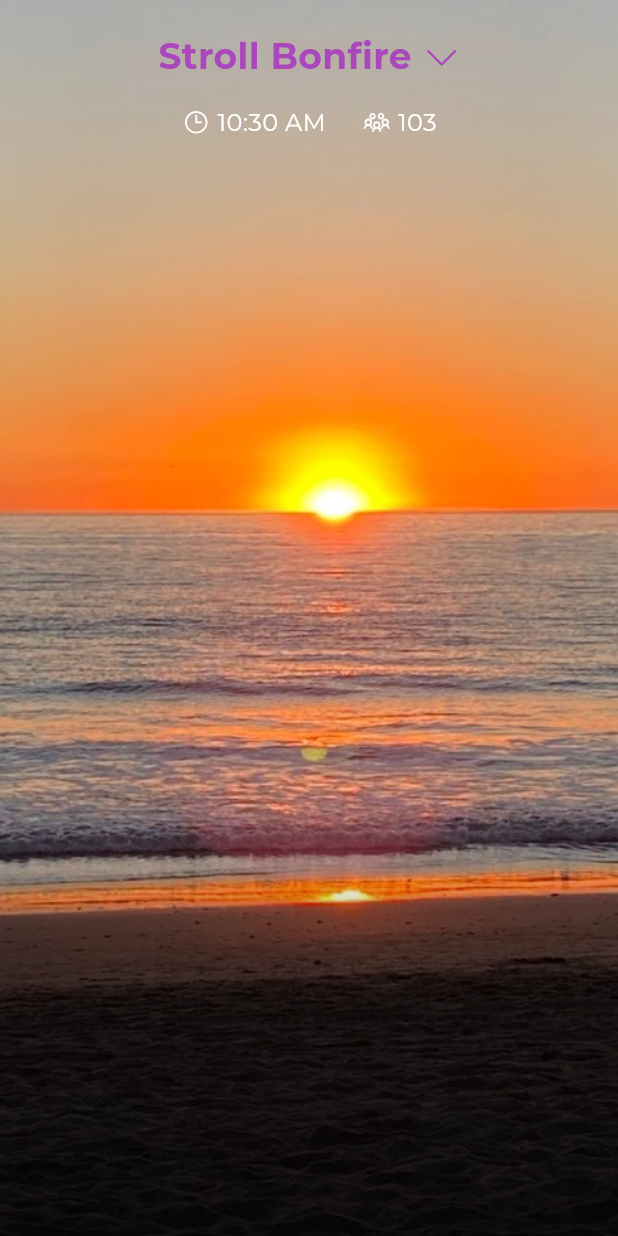
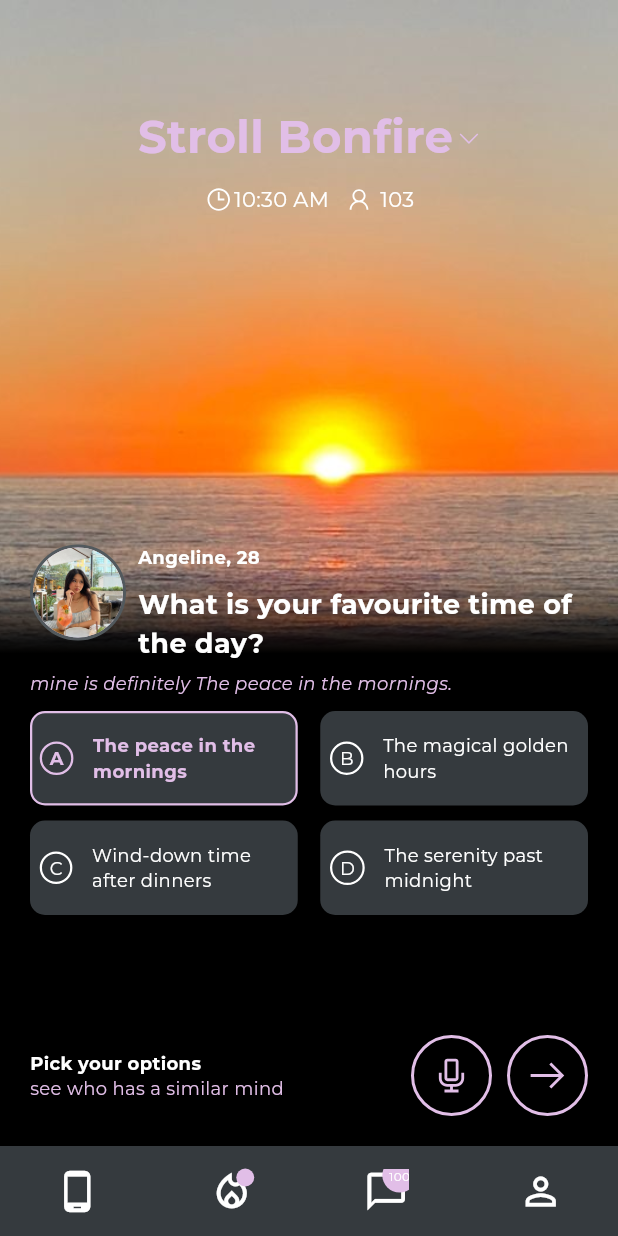
Before and after one commit to Obleanx/_stroll_UI, a Flutter app: the screen it shows after launch, on a phone screen of 412 x 824 dp. Run offline on Flutter 3.47's test engine with Material 3 defaults, Android fonts, the phone set to English and light mode, and no system bars; our stand-ins replace google_fonts, line_icons.

Commit message:
making the glow effects on the buttons with the usee of some custome flutter widgets like the container widgets

```diff
--- a/lib/main.dart
+++ b/lib/main.dart
@@ -1,20 +1,26 @@
+import 'providers/time_provider.dart';
 import 'package:flutter/material.dart';
 import 'package:provider/provider.dart';
 import 'screens/stroll_bonfire_screen.dart';
+import 'package:google_fonts/google_fonts.dart';
 import 'package:stroll_ui/providers/provider.dart';
-import 'package:google_fonts/google_fonts.dart';
+import 'package:stroll_ui/providers/time_option_provider.dart';
 
 void main() {
   runApp(const MyApp());
 }
 
 class MyApp extends StatelessWidget {
-  const MyApp({Key? key}) : super(key: key);
+  const MyApp({super.key});
 
   @override
   Widget build(BuildContext context) {
     return MultiProvider(
-      providers: AppProviders.providers(),
+      providers: [
+        ...AppProviders.providers(),
+        ChangeNotifierProvider(create: (_) => TimeProvider()),
+        ChangeNotifierProvider(create: (_) => TimeOptionProvider()),
+      ],
       child: MaterialApp(
         title: 'Stroll App',
         debugShowCheckedModeBanner: false,
--- a/lib/providers/provider.dart
+++ b/lib/providers/provider.dart
@@ -1,30 +1,6 @@
-import 'package:intl/intl.dart';
-import 'package:flutter/material.dart';
 import 'package:provider/provider.dart';
-// lib/providers/providers.dart
+import 'package:stroll_ui/providers/time_provider.dart';
 
-/// Provider class to manage the time state for the Stroll Bonfire screen
-class TimeProvider extends ChangeNotifier {
-  String _currentTime = '';
-
-  // Getter for the current time
-  String get currentTime => _currentTime;
-
-  // Constructor initializes time and sets up periodic updates
-  TimeProvider() {
-    _updateTime();
-    // Update time every minute
-    Stream.periodic(const Duration(minutes: 1)).listen((_) => _updateTime());
-  }
-
-  // Private method to update the time
-  void _updateTime() {
-    _currentTime = DateFormat('hh:mm a').format(DateTime.now());
-    notifyListeners();
-  }
-}
-
-/// Helper class to manage all providers in one place
 class AppProviders {
   /// Static method to get all providers for the app
   static List<ChangeNotifierProvider> providers() {
@@ -32,7 +8,6 @@ class AppProviders {
       ChangeNotifierProvider<TimeProvider>(
         create: (_) => TimeProvider(),
       ),
-      // Add more providers here as needed
     ];
   }
 }
--- /dev/null
+++ b/lib/providers/time_option_provider.dart
@@ -0,0 +1,15 @@
+import 'package:flutter/material.dart';
+
+class TimeOptionProvider with ChangeNotifier {
+  String _selectedOption = 'The peace in the mornings';
+  int _selectedIndex = 0;
+
+  String get selectedOption => _selectedOption;
+  int get selectedIndex => _selectedIndex;
+
+  void updateSelection(String option, int index) {
+    _selectedOption = option;
+    _selectedIndex = index;
+    notifyListeners();
+  }
+}
--- /dev/null
+++ b/lib/providers/time_provider.dart
@@ -0,0 +1,23 @@
+import 'package:intl/intl.dart';
+import 'package:flutter/material.dart';
+
+/// Provider class to manage the time state for the Stroll Bonfire screen
+class TimeProvider extends ChangeNotifier {
+  String _currentTime = '';
+
+  // Getter for the current time
+  String get currentTime => _currentTime;
+
+  // Constructor initializes time and sets up periodic updates
+  TimeProvider() {
+    _updateTime();
+    // Update time every minute
+    Stream.periodic(const Duration(minutes: 1)).listen((_) => _updateTime());
+  }
+
+  // Private method to update the time
+  void _updateTime() {
+    _currentTime = DateFormat('hh:mm a').format(DateTime.now());
+    notifyListeners();
+  }
+}
--- a/lib/screens/stroll_bonfire_screen.dart
+++ b/lib/screens/stroll_bonfire_screen.dart
@@ -1,104 +1,120 @@
 import 'package:flutter/material.dart';
 import 'package:provider/provider.dart';
 import 'package:line_icons/line_icons.dart';
-import 'package:stroll_ui/providers/provider.dart';
+import 'package:stroll_ui/widgets/circle_icon.dart';
+import 'package:stroll_ui/widgets/option_button.dart';
+import 'package:stroll_ui/providers/time_provider.dart';
+import 'package:stroll_ui/widgets/custom_bottom_nav_bar.dart';
+import 'package:stroll_ui/providers/time_option_provider.dart';
 
 class StrollBonfireScreen extends StatelessWidget {
-  const StrollBonfireScreen({Key? key}) : super(key: key);
+  const StrollBonfireScreen({super.key});
 
   @override
   Widget build(BuildContext context) {
     final timeProvider = Provider.of<TimeProvider>(context);
+    final optionProvider = Provider.of<TimeOptionProvider>(context);
 
     return Scaffold(
       body: Stack(
         fit: StackFit.expand,
         children: [
-          // Background Image
           Image.asset(
             'lib/images/beach.jpeg',
             fit: BoxFit.cover,
           ),
-
-          // Gradient Overlay
-          Positioned.fill(
+          const Positioned.fill(
             child: DecoratedBox(
               decoration: BoxDecoration(
                 gradient: LinearGradient(
                   begin: Alignment.bottomCenter,
                   end: Alignment.center,
                   colors: [
-                    Colors.black.withOpacity(0.8),
-                    Colors.black.withOpacity(0.5),
+                    Colors.black,
+                    Colors.black,
                     Colors.transparent,
                   ],
-                  stops: const [0.0, 0.4, 0.6],
+                  stops: [0.5, 0.86, 6],
                 ),
               ),
             ),
           ),
-
-          // Content
           SafeArea(
             child: Column(
+              crossAxisAlignment: CrossAxisAlignment.start,
               children: [
-                const SizedBox(height: 20),
+                const SizedBox(height: 70),
+                _buildHeader(context),
+                const SizedBox(height: 10),
+                _buildTimeAndParticipants(timeProvider),
+                const SizedBox(height: 220),
+                _buildProfileSection(optionProvider),
+                const SizedBox(height: 5),
+                _buildQuestionSection(optionProvider),
+                const SizedBox(height: 10),
+                _buildOptionsGrid(optionProvider),
+                const Spacer(),
+                _buildBottomSection(),
+              ],
+            ),
+          ),
+        ],
+      ),
+      bottomNavigationBar: const CustomBottomNavBar(),
+    );
+  }
 
-                // Title with dropdown arrow
-                Row(
+  Widget _buildHeader(BuildContext context) {
+    return Center(
+      child: Row(
         mainAxisAlignment: MainAxisAlignment.center,
         children: [
           Text(
             'Stroll Bonfire',
             style: TextStyle(
-                        color: Colors.purple[400],
-                        fontSize: 24,
+              color: Colors.purple.shade100,
+              fontSize: 30,
               fontWeight: FontWeight.bold,
             ),
           ),
-                    const SizedBox(width: 8),
+          const SizedBox(width: 3),
           Icon(
-                      LineIcons.angleDown, // Changed icon
-                      color: Colors.purple[400],
-                      size: 24,
+            LineIcons.angleDown,
+            color: Colors.purple.shade100,
+            size: 15,
           ),
         ],
       ),
+    );
+  }
 
-                const SizedBox(height: 16),
-
-                // Time and Participants Row
-                Padding(
-                  padding: const EdgeInsets.symmetric(horizontal: 20),
+  Widget _buildTimeAndParticipants(TimeProvider timeProvider) {
+    return Padding(
+      padding: const EdgeInsets.symmetric(horizontal: 100),
       child: Row(
         mainAxisAlignment: MainAxisAlignment.center,
         children: [
-                      // Time Display
           Row(
             children: [
               const Icon(
-                            LineIcons.clock, // Changed icon
+                LineIcons.clock,
                 color: Colors.white,
                 size: 20,
               ),
-                          const SizedBox(width: 4),
               Text(
                 timeProvider.currentTime,
                 style: const TextStyle(
                   color: Colors.white,
-                              fontSize: 16,
+                  fontSize: 14,
                 ),
               ),
             ],
           ),
-
-                      const SizedBox(width: 24),
-
-                      // Participants Count
+          const SizedBox(width: 10),
           const Row(
             children: [
               Icon(
-                            LineIcons.users, // Changed icon
+                LineIcons.user,
                 color: Colors.white,
                 size: 20,
               ),
@@ -107,12 +123,58 @@ class StrollBonfireScreen extends StatelessWidget {
                 '103',
                 style: TextStyle(
                   color: Colors.white,
-                              fontSize: 16,
+                  fontSize: 14,
                 ),
               ),
             ],
           ),
         ],
+      ),
+    );
+  }
+
+  Widget _buildProfileSection(TimeOptionProvider provider) {
+    return Padding(
+      padding: const EdgeInsets.symmetric(horizontal: 20),
+      child: Row(
+        crossAxisAlignment: CrossAxisAlignment.start,
+        children: [
+          // Circle Avatar
+          Container(
+            decoration: BoxDecoration(
+              shape: BoxShape.circle,
+              border: Border.all(
+                color: const Color.fromARGB(255, 82, 89, 93),
+                width: 2,
+              ),
+            ),
+            child: const CircleAvatar(
+              radius: 30,
+              backgroundImage: AssetImage('lib/images/dinner.jpeg'),
+            ),
+          ),
+          const SizedBox(width: 8),
+          const Expanded(
+            // Prevents overflow if the text is long
+            child: Column(
+              crossAxisAlignment:
+                  CrossAxisAlignment.start, // Align text to start
+              children: [
+                Text(
+                  'Angeline, 28',
+                  style: TextStyle(
+                    color: Colors.white,
+                    fontSize: 12,
+                    fontWeight: FontWeight.bold,
+                  ),
+                ),
+                SizedBox(height: 10), // Space between name and question
+                Text(
+                  'What is your favourite time of the day?',
+                  style: TextStyle(
+                    color: Colors.white,
+                    fontSize: 18,
+                    fontWeight: FontWeight.bold,
                   ),
                 ),
               ],
@@ -122,4 +184,112 @@ class StrollBonfireScreen extends StatelessWidget {
       ),
     );
   }
+
+  Widget _buildQuestionSection(TimeOptionProvider provider) {
+    return Padding(
+      padding: const EdgeInsets.symmetric(horizontal: 20),
+      child: Column(
+        crossAxisAlignment: CrossAxisAlignment.start,
+        children: [
+          Text(
+            'mine is definitely ${provider.selectedOption}.',
+            style: TextStyle(
+              color: Colors.purple.shade100,
+              fontSize: 12,
+              fontStyle: FontStyle.italic,
+            ),
+          ),
+        ],
+      ),
+    );
   }
+
+  Widget _buildOptionsGrid(TimeOptionProvider provider) {
+    return Padding(
+      padding: const EdgeInsets.symmetric(horizontal: 20),
+      child: Column(
+        children: [
+          Row(
+            children: [
+              OptionButton(
+                letter: 'A',
+                text: 'The peace in the mornings',
+                isSelected: provider.selectedIndex == 0,
+                onPressed: () =>
+                    provider.updateSelection('The peace in the mornings', 0),
+              ),
+              const SizedBox(width: 15),
+              OptionButton(
+                letter: 'B',
+                text: 'The magical golden hours',
+                isSelected: provider.selectedIndex == 1,
+                onPressed: () =>
+                    provider.updateSelection('The magical golden hours', 1),
+              ),
+            ],
+          ),
+          const SizedBox(height: 10),
+          Row(
+            children: [
+              OptionButton(
+                letter: 'C',
+                text: 'Wind-down time after dinners',
+                isSelected: provider.selectedIndex == 2,
+                onPressed: () =>
+                    provider.updateSelection('Wind-down time after dinners', 2),
+              ),
+              const SizedBox(width: 15),
+              OptionButton(
+                letter: 'D',
+                text: 'The serenity past midnight',
+                isSelected: provider.selectedIndex == 3,
+                onPressed: () =>
+                    provider.updateSelection('The serenity past midnight', 3),
+              ),
+            ],
+          ),
+        ],
+      ),
+    );
+  }
+
+  Widget _buildBottomSection() {
+    return Padding(
+      padding: const EdgeInsets.all(20),
+      child: Row(
+        children: [
+          Column(
+            crossAxisAlignment: CrossAxisAlignment.start,
+            children: [
+              const Text(
+                'Pick your options',
+                style: TextStyle(
+                  color: Colors.white,
+                  fontSize: 12,
+                  fontWeight: FontWeight.bold,
+                ),
+              ),
+              Text(
+                'see who has a similar mind',
+                style: TextStyle(
+                  color: Colors.purple.shade100,
+                  fontSize: 12,
+                ),
+              ),
+            ],
+          ),
+          const Spacer(),
+          CircleIcon(
+            icon: LineIcons.microphone,
+            color: Colors.purple.shade100,
+          ),
+          const SizedBox(width: 10),
+          CircleIcon(
+            icon: LineIcons.arrowRight,
+            color: Colors.purple.shade100,
+          ),
+        ],
+      ),
+    );
+  }
+}
--- /dev/null
+++ b/lib/widgets/circle_icon.dart
@@ -0,0 +1,31 @@
+import 'package:flutter/material.dart';
+
+class CircleIcon extends StatelessWidget {
+  final IconData icon;
+  final Color color;
+
+  const CircleIcon({
+    super.key,
+    required this.icon,
+    required this.color,
+  });
+
+  @override
+  Widget build(BuildContext context) {
+    return Container(
+      padding: const EdgeInsets.all(10),
+      decoration: BoxDecoration(
+        shape: BoxShape.circle,
+        border: Border.all(
+          color: color,
+          width: 2,
+        ),
+      ),
+      child: Icon(
+        icon,
+        size: 30,
+        color: color,
+      ),
+    );
+  }
+}
--- /dev/null
+++ b/lib/widgets/custom_bottom_nav_bar.dart
@@ -0,0 +1,87 @@
+import 'package:flutter/material.dart';
+
+class CustomBottomNavBar extends StatelessWidget {
+  const CustomBottomNavBar({super.key});
+
+  @override
+  Widget build(BuildContext context) {
+    return Container(
+      height: 60,
+      decoration: const BoxDecoration(
+        color: Color(0xff353a3e),
+      ),
+      child: Row(
+        mainAxisAlignment: MainAxisAlignment.spaceAround,
+        children: [
+          const Icon(
+            Icons.phone_android,
+            color: Colors.white,
+            size: 30,
+          ),
+          Stack(
+            children: [
+              const Icon(
+                Icons.local_fire_department_outlined,
+                color: Colors.white,
+                size: 30,
+              ),
+              Positioned(
+                right: 0,
+                top: 0,
+                child: Container(
+                  padding: const EdgeInsets.all(4),
+                  decoration: BoxDecoration(
+                    color: Colors.purple.shade100,
+                    shape: BoxShape.circle,
+                  ),
+                  constraints: const BoxConstraints(
+                    minWidth: 12,
+                    minHeight: 12,
+                  ),
+                ),
+              ),
+            ],
+          ),
+          Stack(
+            children: [
+              const Icon(
+                Icons.chat_bubble_outline,
+                size: 30,
+                color: Colors.white,
+              ),
+              Positioned(
+                right: -7,
+                top: -7,
+                child: Container(
+                  padding: const EdgeInsets.all(6),
+                  decoration: BoxDecoration(
+                    color: Colors.purple.shade100,
+                    shape: BoxShape.circle,
+                  ),
+                  constraints: const BoxConstraints(
+                    minWidth: 18,
+                    minHeight: 10,
+                  ),
+                  child: const Center(
+                    child: Text(
+                      '100',
+                      style: TextStyle(
+                        color: Colors.white,
+                        fontSize: 8,
+                      ),
+                    ),
+                  ),
+                ),
+              ),
+            ],
+          ),
+          const Icon(
+            Icons.person_outline,
+            size: 30,
+            color: Colors.white,
+          ),
+        ],
+      ),
+    );
+  }
+}
--- /dev/null
+++ b/lib/widgets/option_button.dart
@@ -0,0 +1,76 @@
+import 'package:flutter/material.dart';
+
+class OptionButton extends StatelessWidget {
+  final String letter;
+  final String text;
+  final bool isSelected;
+  final VoidCallback onPressed;
+
+  const OptionButton({
+    super.key,
+    required this.letter,
+    required this.text,
+    required this.isSelected,
+    required this.onPressed,
+  });
+
+  @override
+  Widget build(BuildContext context) {
+    return Expanded(
+      child: GestureDetector(
+        onTap: onPressed,
+        child: Container(
+          padding: const EdgeInsets.symmetric(
+            vertical: 10,
+          ),
+          decoration: BoxDecoration(
+            color: const Color(0xff353a3e),
+            borderRadius: BorderRadius.circular(10),
+            border: Border.all(
+              color: isSelected ? Colors.purple.shade100 : Colors.transparent,
+              width: 1.5,
+            ),
+          ),
+          child: Row(
+            children: [
+              Padding(
+                padding: const EdgeInsets.all(5.0),
+                child: Container(
+                  padding: const EdgeInsets.all(5),
+                  decoration: BoxDecoration(
+                    shape: BoxShape.circle,
+                    border: Border.all(
+                      color: isSelected ? Colors.purple.shade100 : Colors.white,
+                      width: 1.5,
+                    ),
+                  ),
+                  child: Text(
+                    letter,
+                    style: TextStyle(
+                      color: isSelected ? Colors.purple.shade100 : Colors.white,
+                      fontSize: 12,
+                      fontWeight:
+                          isSelected ? FontWeight.bold : FontWeight.normal,
+                    ),
+                  ),
+                ),
+              ),
+              const SizedBox(width: 8),
+              Expanded(
+                child: Text(
+                  text,
+                  style: TextStyle(
+                    color: isSelected ? Colors.purple.shade100 : Colors.white,
+                    fontSize: 12,
+                    fontWeight:
+                        isSelected ? FontWeight.bold : FontWeight.normal,
+                  ),
+                ),
+              ),
+            ],
+          ),
+        ),
+      ),
+    );
+  }
+}
```
Lines whose indentation alone changed are shown as unchanged.
